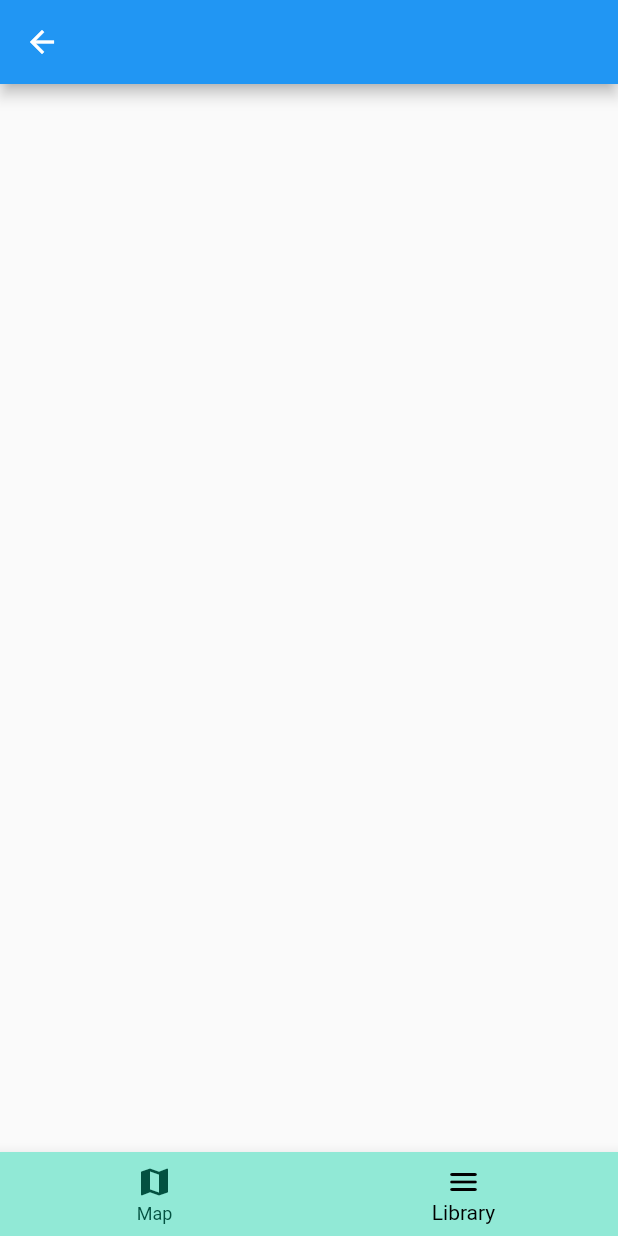
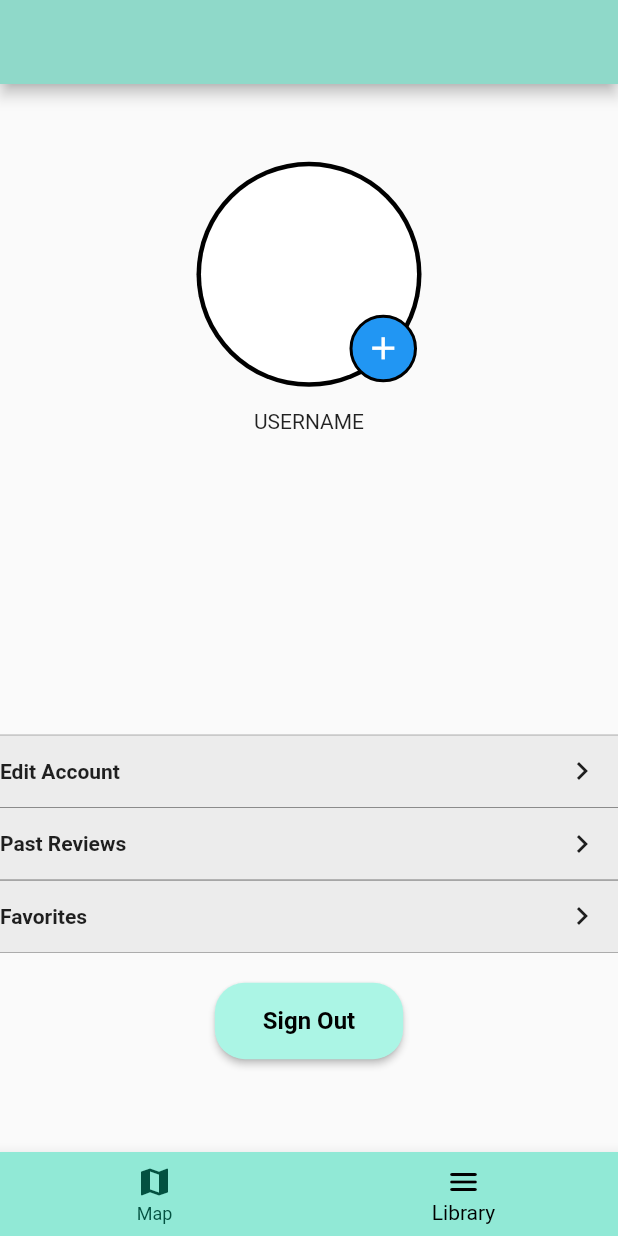
Before and after one commit to JeffreyAguilar/CityScope, a Flutter app: the HomePage screen opened directly, item 2 of the bottom bar chosen, on a phone screen of 412 x 824 dp. Run offline on Flutter 3.47's test engine with Material 2 defaults, Android fonts, the light colour scheme and no system bars; our stand-ins replace cloud_firestore, firebase_auth, firebase_core, google_maps_flutter, sliding_up_panel; accounts and stored records are empty.

Commit message:
minor changes to UI + added library tab

```diff
--- a/lib/account_info.dart
+++ /dev/null
@@ -1,18 +0,0 @@
-import 'package:flutter/material.dart';
-
-class AccountInfoPage extends StatefulWidget {
-  const AccountInfoPage({super.key});
-
-  @override
-  State<AccountInfoPage> createState() => _AccountInfoPageState();
-}
-
-class _AccountInfoPageState extends State<AccountInfoPage> {
-  @override
-  Widget build(BuildContext context) {
-    return Scaffold(
-      appBar: AppBar(),
-      body: Container(),
-    );
-  }
-}
--- /dev/null
+++ b/lib/favorites_tab.dart
@@ -0,0 +1,20 @@
+import 'package:flutter/material.dart';
+
+class FavoritesTab extends StatefulWidget {
+  const FavoritesTab({super.key});
+
+  @override
+  State<FavoritesTab> createState() => _FavoritesTabState();
+}
+
+class _FavoritesTabState extends State<FavoritesTab> {
+  @override
+  Widget build(BuildContext context) {
+    return Scaffold(
+      appBar: AppBar(
+        backgroundColor: const Color.fromRGBO(143, 217, 201, 1.0),
+      ),
+      body: Container(),
+    );
+  }
+}
--- a/lib/google_map.dart
+++ b/lib/google_map.dart
@@ -23,7 +23,7 @@ class MapPageState extends State<MapPage> {
   int _polygonIDCounter = 1;
 
   static const CameraPosition _kGooglePlex = CameraPosition(
-    target: LatLng(37.42796133580664, -122.085749655962),
+    target: LatLng(40.76977, -73.98267),
     zoom: 17,
   );
 
@@ -36,7 +36,7 @@ class MapPageState extends State<MapPage> {
   void initState() {
     super.initState();
 
-    _setMarker(LatLng(37.42796133580664, -122.085749655962));
+    _setMarker(LatLng(40.76977, -73.98267));
   }
 
   void _setMarker(LatLng point) {
--- a/lib/home_page.dart
+++ b/lib/home_page.dart
@@ -1,4 +1,4 @@
-import 'package:cityscope/account_info.dart';
+import 'package:cityscope/library_tab.dart';
 import 'package:cityscope/google_map.dart';
 import 'package:flutter/material.dart';
 
@@ -13,7 +13,7 @@ class _HomePageState extends State<HomePage> {
   int _currentIndex = 0;
   final List<Widget> _body = const [
     MapPage(),
-    AccountInfoPage(),
+    LibraryTab(),
   ];
 
   void _onTabTapped(int index) {
--- /dev/null
+++ b/lib/library_tab.dart
@@ -0,0 +1,187 @@
+import 'package:cityscope/favorites_tab.dart';
+import 'package:flutter/material.dart';
+
+import 'login_screen.dart';
+
+class LibraryTab extends StatefulWidget {
+  const LibraryTab({super.key});
+
+  @override
+  State<LibraryTab> createState() => _LibraryTabState();
+}
+
+class _LibraryTabState extends State<LibraryTab> {
+  @override
+  Widget build(BuildContext context) {
+    return Scaffold(
+      appBar: AppBar(
+        backgroundColor: const Color.fromRGBO(143, 217, 201, 1.0),
+      ),
+      body: Container(
+        decoration: const BoxDecoration(),
+        child: Column(
+          mainAxisAlignment: MainAxisAlignment.center,
+          children: <Widget>[
+            CircleAvatar(
+              radius: 75,
+              backgroundColor: Colors.black,
+              child: CircleAvatar(
+                radius: 72,
+                backgroundColor: Colors.white,
+                child: Padding(
+                  padding: const EdgeInsets.fromLTRB(65, 40, 0, 0),
+                  child: Align(
+                    alignment: Alignment.bottomRight,
+                    child: Container(
+                      height: 45,
+                      width: 45,
+                      decoration: BoxDecoration(
+                          color: Colors.blue,
+                          borderRadius: BorderRadius.circular(30),
+                          border: Border.all(width: 2, color: Colors.black)),
+                      child: IconButton(
+                        icon: const Icon(
+                          Icons.add,
+                          color: Colors.white,
+                          size: 25,
+                        ),
+                        onPressed: () {},
+                      ),
+                    ),
+                  ),
+                ),
+              ),
+            ),
+            const SizedBox(
+              height: 15,
+            ),
+            const Center(
+              child: Text('USERNAME'),
+            ),
+            const SizedBox(
+              height: 200,
+            ),
+            Padding(
+              padding: const EdgeInsets.only(top: 1.0),
+              child: Container(
+                decoration: const BoxDecoration(
+                  color: Color.fromARGB(255, 236, 236, 236),
+                  border: Border.symmetric(
+                    horizontal: BorderSide(
+                      color: Colors.black,
+                      width: 0.2,
+                    ),
+                  ),
+                ),
+                child: Row(
+                  mainAxisAlignment: MainAxisAlignment.start,
+                  children: <Widget>[
+                    const Expanded(
+                      child: Text(
+                        'Edit Account',
+                        style: TextStyle(
+                          fontWeight: FontWeight.bold,
+                        ),
+                      ),
+                    ),
+                    IconButton(
+                      icon: const Icon(Icons.chevron_right),
+                      onPressed: () {},
+                      hoverColor: const Color.fromRGBO(0, 168, 143, 1.0),
+                    ),
+                  ],
+                ),
+              ),
+            ),
+            Container(
+              decoration: const BoxDecoration(
+                color: Color.fromARGB(255, 236, 236, 236),
+                border: Border.symmetric(
+                  horizontal: BorderSide(
+                    color: Colors.black,
+                    width: 0.2,
+                  ),
+                ),
+              ),
+              child: Row(
+                mainAxisAlignment: MainAxisAlignment.start,
+                children: <Widget>[
+                  const Expanded(
+                    child: Text(
+                      'Past Reviews',
+                      style: TextStyle(
+                        fontWeight: FontWeight.bold,
+                      ),
+                    ),
+                  ),
+                  IconButton(
+                    icon: const Icon(Icons.chevron_right),
+                    onPressed: () {},
+                  ),
+                ],
+              ),
+            ),
+            Container(
+              decoration: const BoxDecoration(
+                color: Color.fromARGB(255, 236, 236, 236),
+                border: Border.symmetric(
+                  horizontal: BorderSide(
+                    color: Colors.black,
+                    width: 0.2,
+                  ),
+                ),
+              ),
+              child: Row(
+                mainAxisAlignment: MainAxisAlignment.start,
+                children: <Widget>[
+                  const Expanded(
+                    child: Text(
+                      'Favorites',
+                      style: TextStyle(
+                        fontWeight: FontWeight.bold,
+                      ),
+                    ),
+                  ),
+                  IconButton(
+                    icon: const Icon(Icons.chevron_right),
+                    onPressed: () {
+
+                    },
+                  ),
+                ],
+              ),
+            ),
+            const SizedBox(height: 20),
+            ElevatedButton(
+              onPressed: () {
+                Navigator.pushReplacement(
+                  context,
+                  MaterialPageRoute(builder: (context) => const LoginPage()),
+                );
+              },
+              style: ElevatedButton.styleFrom(
+                padding:
+                    const EdgeInsets.symmetric(horizontal: 32, vertical: 16),
+                shape: RoundedRectangleBorder(
+                  borderRadius: BorderRadius.circular(20),
+                ),
+                backgroundColor: const Color.fromRGBO(171, 245, 229, 1.0),
+              ),
+              child: const Text(
+                'Sign Out',
+                style: TextStyle(
+                  color: Colors.black,
+                  fontSize: 16,
+                  fontWeight: FontWeight.bold,
+                ),
+              ),
+            ),
+            const SizedBox(
+              height: 10,
+            ),
+          ],
+        ),
+      ),
+    );
+  }
+}
--- a/lib/login_screen.dart
+++ b/lib/login_screen.dart
@@ -43,15 +43,15 @@ class _LoginPageState extends State<LoginPage> {
           mainAxisAlignment: MainAxisAlignment.center,
           children: <Widget>[
             Container(
-              height: 70,
-              width: 190,
+              height: 250,
+              width: 200,
               padding: const EdgeInsets.symmetric(vertical: 8.0, horizontal: 2.0),
               child: const Center(
                 child: Text(
                   'CityScope',
                   style: TextStyle(
-                    fontSize: 34,
-
+                    fontSize: 35,
+                    fontWeight: FontWeight.bold,
                   ),
                 ),
               ),
@@ -102,7 +102,7 @@ class _LoginPageState extends State<LoginPage> {
             ),
             ElevatedButton(
               onPressed: () {
-                Navigator.push(
+                Navigator.pushReplacement(
                   context,
                   MaterialPageRoute(builder: (context) => const HomePage()),
                 );
@@ -124,13 +124,13 @@ class _LoginPageState extends State<LoginPage> {
                 ),
               ),
             ),
-            const SizedBox(height: 130),
+            const SizedBox(height: 140),
               Row(
                 mainAxisAlignment: MainAxisAlignment.center,
                 children: [
                   TextButton(
                     onPressed: () {
-                      Navigator.push(
+                      Navigator.pushReplacement(
                           context,
                           MaterialPageRoute(
                               builder: (context) => const RegisterPage()));
--- /dev/null
+++ b/lib/past_reviews.dart
@@ -0,0 +1,15 @@
+import 'package:flutter/material.dart';
+
+class PastReviewsTab extends StatefulWidget {
+  const PastReviewsTab({super.key});
+
+  @override
+  State<PastReviewsTab> createState() => _PastReviewsTabState();
+}
+
+class _PastReviewsTabState extends State<PastReviewsTab> {
+  @override
+  Widget build(BuildContext context) {
+    return Container();
+  }
+}
--- a/lib/register_screen.dart
+++ b/lib/register_screen.dart
@@ -2,6 +2,8 @@ import 'package:flutter/material.dart';
 import 'home_page.dart';
 import 'package:firebase_auth/firebase_auth.dart';
 import 'package:cloud_firestore/cloud_firestore.dart';
+
+import 'login_screen.dart';
 
 class RegisterPage extends StatefulWidget {
   const RegisterPage({super.key});
@@ -35,7 +37,7 @@ class _RegisterPageState extends State<RegisterPage> {
         child: Column(
           mainAxisAlignment: MainAxisAlignment.center,
           children: <Widget>[
-             Padding(
+            Padding(
               padding: const EdgeInsets.all(10),
               child: TextField(
                 controller: _userNameController,
@@ -45,7 +47,7 @@ class _RegisterPageState extends State<RegisterPage> {
                 ),
               ),
             ),
-             Padding(
+            Padding(
               padding: const EdgeInsets.all(10),
               child: TextField(
                 controller: _emailController,
@@ -55,7 +57,7 @@ class _RegisterPageState extends State<RegisterPage> {
                     hintText: 'Enter valid email'),
               ),
             ),
-             Padding(
+            Padding(
               padding: const EdgeInsets.all(10),
               child: TextField(
                 controller: _passwordController,
@@ -65,7 +67,7 @@ class _RegisterPageState extends State<RegisterPage> {
                     hintText: 'Enter a secure password'),
               ),
             ),
-             Padding(
+            Padding(
               padding: const EdgeInsets.all(10),
               child: TextField(
                 controller: _confirmpasswordController,
@@ -77,7 +79,7 @@ class _RegisterPageState extends State<RegisterPage> {
             ),
             ElevatedButton(
               onPressed: () {
-                Navigator.push(
+                Navigator.pushReplacement(
                   context,
                   MaterialPageRoute(builder: (context) => const HomePage()),
                 );
```
